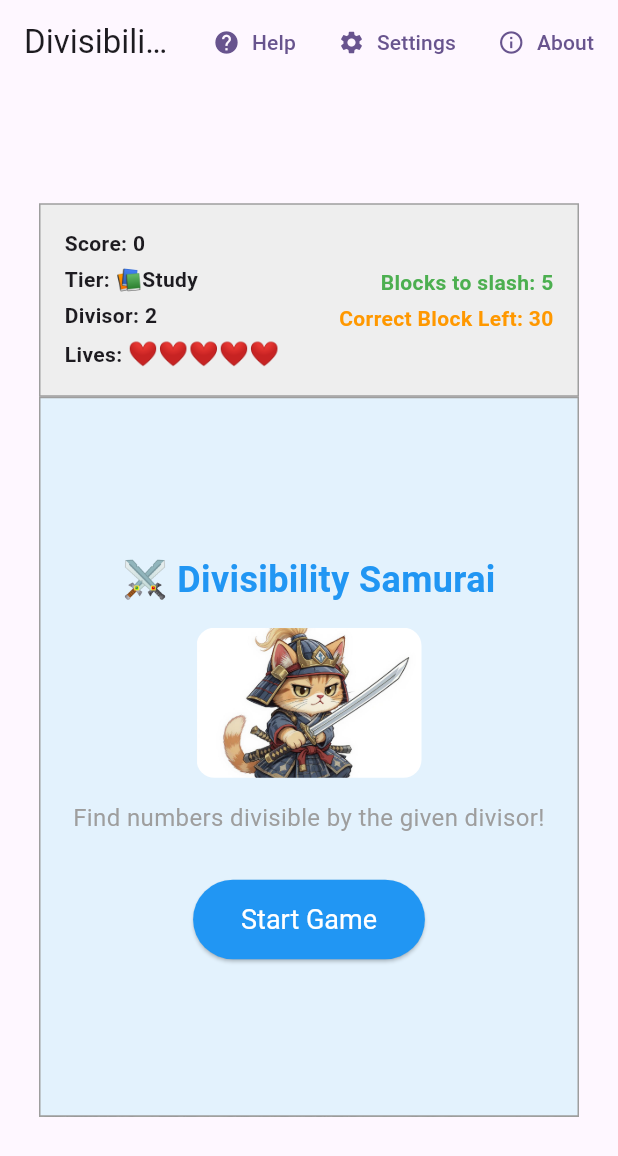
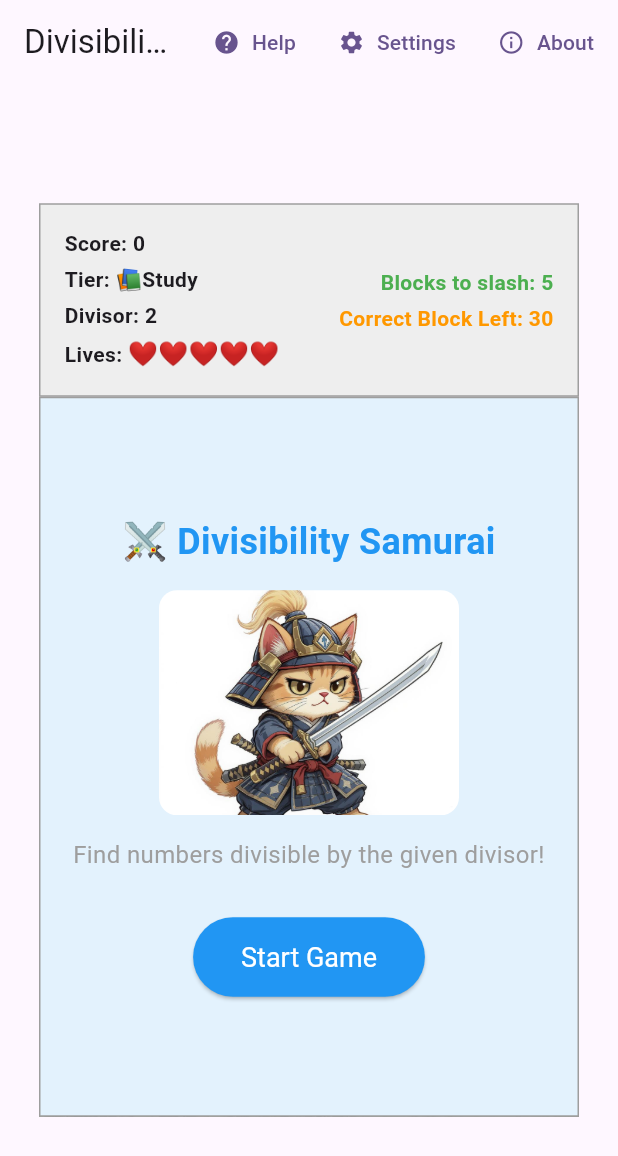
Before and after one commit to davidpangsw/divisibility-samurai, a Flutter app: the screen it shows after launch, on a phone screen of 412 x 824 dp. Shown: the top 1156 px of the screen. Run offline on Flutter 3.47's test engine with Material 3 defaults, Android fonts, the phone set to English and light mode, and no system bars; our stand-ins replace google_fonts; missing offline and left inert: dart:html, universal_html.

```diff
--- a/lib/configs/asset_paths.dart
+++ b/lib/configs/asset_paths.dart
@@ -35,6 +35,12 @@ class AssetPaths {
     'sounds/music/silver-bgm': ['battle-fight-music-dynamic-warrior-background-intro-theme-272176.mp3'],
     'sounds/music/gold-bgm': ['battle-background-music-309756.mp3'],
     'sounds/music/campfire-bgm': ['campfire-crackling-fireplace-sound-119594.mp3'],
-    'images/samurai': ['openart-image_oOwjbEGr_1752429681294_raw.jpg'],
+    'images/samurai': [
+      'openart-image_oOwjbEGr_1752429681294_raw.jpg',
+      '9x16_Create_a_5_second_2D_cartoon_ani_00.png',
+      '9x16_Create_a_5_second_2D_cartoon_ani_01.png',
+      '9x16_Create_a_5_second_2D_cartoon_ani_02.png',
+      '9x16_Create_a_5_second_2D_cartoon_ani_03.png',
+    ],
   };
 }
--- a/lib/utils/asset_manager.dart
+++ b/lib/utils/asset_manager.dart
@@ -4,11 +4,33 @@ import '../configs/tier.dart';
 
 /// Centralized asset management to handle Flutter's inconsistent asset loading
 /// between local development and web builds, and avoid the assets/assets/ bug
+///
+/// ⚠️ CRITICAL WARNING: DO NOT MODIFY getRandomAsset() WITHOUT EXTREME CARE
+///
+/// This class solves the Flutter web asset path problem that caused multiple failures:
+/// - Local development and Firebase deploy have different asset path requirements
+/// - The current implementation with 'assets/' prefix works for BOTH platforms
+/// - Changing the asset path logic has repeatedly broken the app
+///
+/// TESTED AND WORKING FOR:
+/// - flutter run (local development)
+/// - firebase deploy (web production)
+///
+/// If you modify this class, you MUST test both local AND Firebase deploy!
 class AssetManager {
 
   /// Get a random asset from a folder path
   ///
-  /// Example: getRandomAsset('images/study-background') returns a random file from that folder
+  /// ⚠️ CRITICAL: This method MUST return paths with 'assets/' prefix!
+  ///
+  /// Example: getRandomAsset('images/study-background')
+  /// Returns: 'assets/images/study-background/japanese-garden-4313104_1280.jpg'
+  ///
+  /// This matches Flutter web's AssetManifest.json expectations and works for both:
+  /// - Local development (flutter run)
+  /// - Firebase web deploy (firebase deploy)
+  ///
+  /// DO NOT REMOVE THE 'assets/' PREFIX - it will break image loading!
   static String getRandomAsset(String folderPath) {
     final files = AssetPaths.assetMap[folderPath];
     if (files == null || files.isEmpty) {
@@ -17,29 +39,13 @@ class AssetManager {
 
     final random = Random();
     final selectedFile = files[random.nextInt(files.length)];
-    return 'assets/$folderPath/$selectedFile';
-  }
-
-  /// Get a random asset path for Image.asset() widget
-  ///
-  /// Handles different path requirements for web vs local development
-  static String getRandomImageAsset(String folderPath) {
-    final files = AssetPaths.assetMap[folderPath];
-    if (files == null || files.isEmpty) {
-      throw ArgumentError('No files found for folder: $folderPath');
-    }
-
-    final random = Random();
-    final selectedFile = files[random.nextInt(files.length)];
-
-    // For web builds, Image.asset() needs the assets/ prefix
-    // For local development, it works both ways but assets/ prefix is safer
+    // CRITICAL: Always include 'assets/' prefix for Flutter web compatibility
     return 'assets/$folderPath/$selectedFile';
   }
 
   /// Get a random background image path for the given tier
   static String getBackgroundImagePath(Tier tier) {
-    return getRandomImageAsset(AssetPaths.tierBackgrounds[tier]!);
+    return getRandomAsset(AssetPaths.tierBackgrounds[tier]!);
   }
 
   /// Get a random sound path for slash effects
@@ -59,6 +65,6 @@ class AssetManager {
 
   /// Get the samurai image path
   static String get samuraiImagePath {
-    return getRandomImageAsset(AssetPaths.samuraiImages);
+    return getRandomAsset(AssetPaths.samuraiImages);
   }
 }
--- a/lib/widgets/game_widget/game_overlays.dart
+++ b/lib/widgets/game_widget/game_overlays.dart
@@ -42,18 +42,18 @@ class StartGameOverlay extends StatelessWidget {
               borderRadius: BorderRadius.circular(12),
               child: Image.asset(
                 AssetManager.samuraiImagePath,
-                width: 150,
-                height: 100,
+                width: 200,
+                height: 150,
                 fit: BoxFit.cover,
                 errorBuilder: (context, error, stackTrace) {
                   return Container(
-                    width: 150,
-                    height: 100,
+                    width: 200,
+                    height: 150,
                     decoration: BoxDecoration(
                       color: Colors.grey[300],
                       borderRadius: BorderRadius.circular(12),
                     ),
-                    child: const Icon(Icons.image_not_supported, size: 40, color: Colors.grey),
+                    child: const Icon(Icons.image_not_supported, size: 50, color: Colors.grey),
                   );
                 },
               ),
```
Also changed, not shown: lib/widgets/help_dialog/help_dialog.dart (+5 -5 lines), assets/images/samurai/9x16_Create_a_5_second_2D_cartoon_ani_00.png (added), assets/images/samurai/9x16_Create_a_5_second_2D_cartoon_ani_01.png (added), assets/images/samurai/9x16_Create_a_5_second_2D_cartoon_ani_02.png (added), assets/images/samurai/9x16_Create_a_5_second_2D_cartoon_ani_03.png (added), 2 other files.
